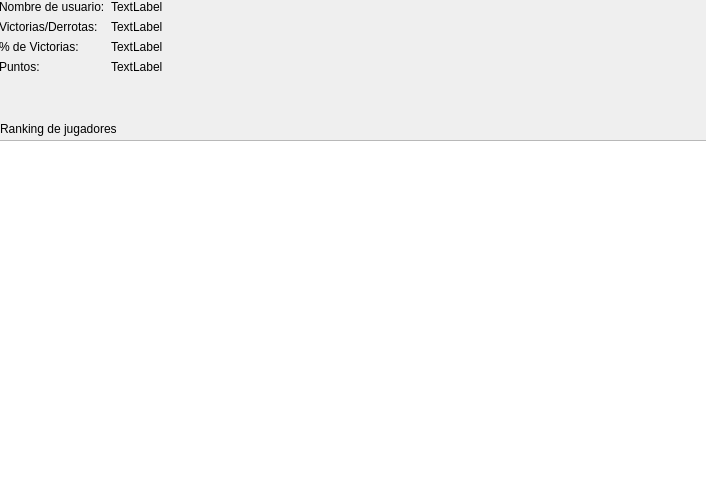
Above: Interfaces/estadisticas.ui from UNIZAR-30226-2023-08/frontend-desktop before the change. Below: the same form after it.
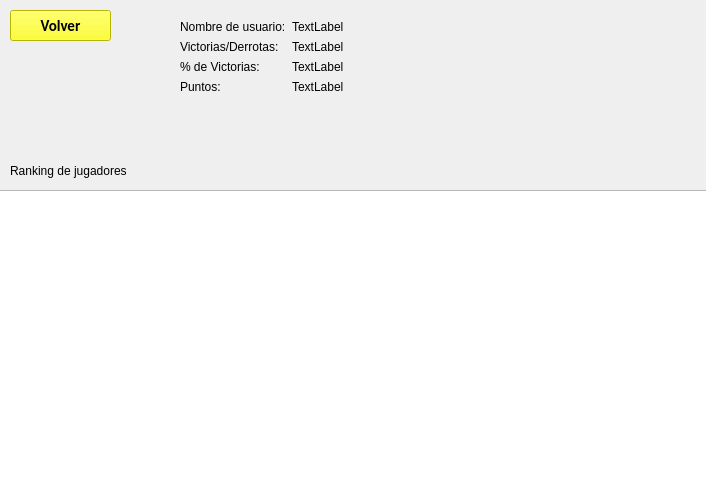
That is the form after the change.

```diff
--- a/Interfaces/estadisticas.ui
+++ b/Interfaces/estadisticas.ui
@@ -16,10 +16,10 @@
   <widget class="QWidget" name="formLayoutWidget">
    <property name="geometry">
     <rect>
-     <x>-1</x>
-     <y>0</y>
-     <width>711</width>
-     <height>111</height>
+     <x>180</x>
+     <y>20</y>
+     <width>341</width>
+     <height>134</height>
     </rect>
    </property>
    <layout class="QFormLayout" name="formLayout">
@@ -85,25 +85,49 @@
    <property name="geometry">
     <rect>
      <x>-10</x>
-     <y>140</y>
+     <y>190</y>
      <width>721</width>
-     <height>361</height>
+     <height>311</height>
     </rect>
    </property>
   </widget>
   <widget class="QLabel" name="label_5">
    <property name="geometry">
     <rect>
-     <x>0</x>
-     <y>120</y>
-     <width>151</width>
-     <height>17</height>
+     <x>10</x>
+     <y>160</y>
+     <width>171</width>
+     <height>21</height>
     </rect>
    </property>
    <property name="text">
     <string>Ranking de jugadores</string>
    </property>
   </widget>
+  <widget class="QPushButton" name="boton_confirmar_registro_2">
+   <property name="geometry">
+    <rect>
+     <x>10</x>
+     <y>10</y>
+     <width>101</width>
+     <height>31</height>
+    </rect>
+   </property>
+   <property name="font">
+    <font>
+     <family>Calibri</family>
+     <pointsize>11</pointsize>
+     <weight>75</weight>
+     <bold>true</bold>
+    </font>
+   </property>
+   <property name="styleSheet">
+    <string notr="true">background-color: rgb(255, 255, 0);</string>
+   </property>
+   <property name="text">
+    <string>Volver</string>
+   </property>
+  </widget>
  </widget>
  <resources/>
  <connections/>
```
Left out of the diff: 18 changed lines with no effect on the pictures.
